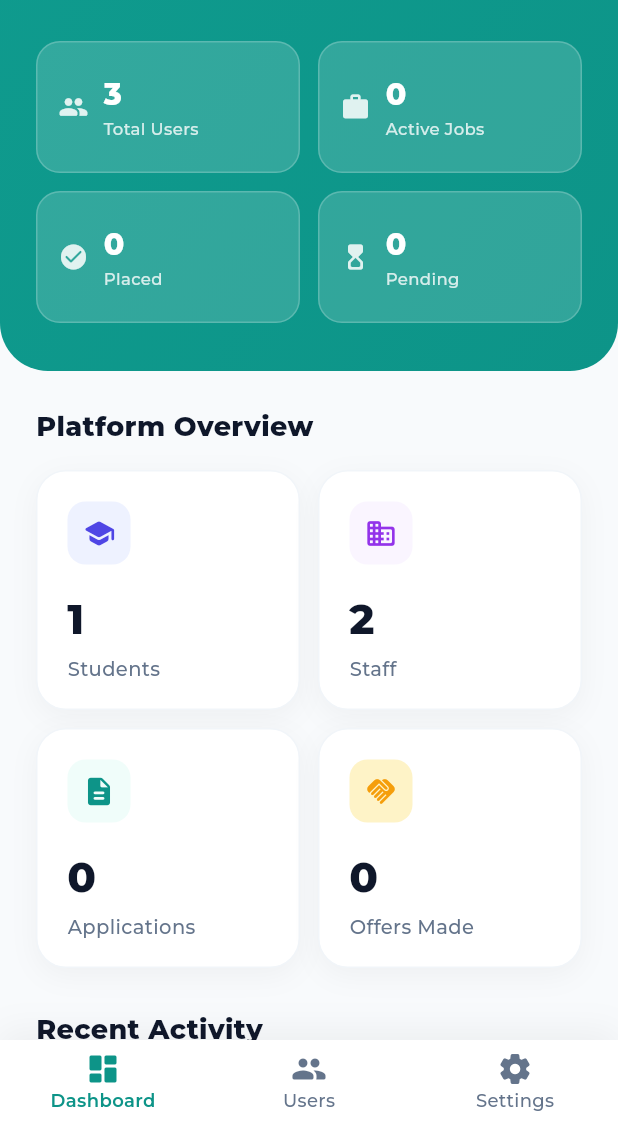
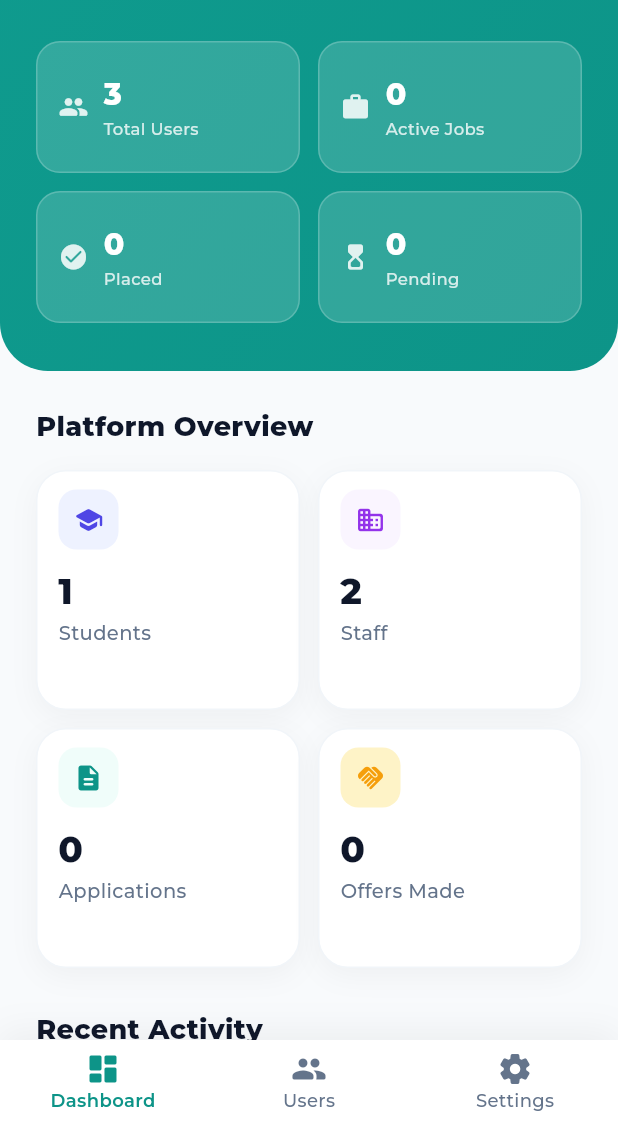
Before and after one commit to sv-sanjaiykumar/placement_portal, a Flutter app: the AdminDashboard screen opened directly, on a phone screen of 412 x 824 dp, the part 112-1236 px from its top. Run offline on Flutter 3.47's test engine with Material 3 defaults, Android fonts, the light colour scheme and no system bars; our stand-ins replace cloud_firestore, file_picker, firebase_auth, firebase_core, firebase_storage, google_fonts; accounts and stored records are empty.

```diff
--- a/lib/screens/admin/admin_widgets.dart
+++ b/lib/screens/admin/admin_widgets.dart
@@ -20,7 +20,7 @@ class AdminStatCard extends StatelessWidget {
   @override
   Widget build(BuildContext context) {
     return Container(
-      padding: const EdgeInsets.all(20),
+      padding: const EdgeInsets.symmetric(horizontal: 14, vertical: 12),
       decoration: BoxDecoration(
         color: Colors.white,
         borderRadius: BorderRadius.circular(20),
@@ -43,20 +43,23 @@ class AdminStatCard extends StatelessWidget {
               color: bgColor,
               borderRadius: BorderRadius.circular(12),
             ),
-            child: Icon(icon, color: color, size: 22),
+            child: Icon(icon, color: color, size: 20),
           ),
-          const SizedBox(height: 16),
+          const SizedBox(height: 10),
           // Big number
-          Text(
-            value,
-            style: const TextStyle(
-              fontSize: 28,
-              fontWeight: FontWeight.w800,
-              color: AdminTheme.slate900,
-              letterSpacing: -0.5,
+          FittedBox(
+            fit: BoxFit.scaleDown,
+            child: Text(
+              value,
+              style: const TextStyle(
+                fontSize: 24,
+                fontWeight: FontWeight.w800,
+                color: AdminTheme.slate900,
+                letterSpacing: -0.5,
+              ),
             ),
           ),
-          const SizedBox(height: 4),
+          const SizedBox(height: 2),
           // Label
           Text(
             title,
--- a/lib/screens/job_details_screen.dart
+++ b/lib/screens/job_details_screen.dart
@@ -55,6 +55,7 @@ class JobDetailsScreen extends StatelessWidget {
         'jobId': jobId,
         'jobTitle': job['title'] ?? '',
         'company': job['company'] ?? '',
+        'postedBy': job['postedBy'] ?? '', // Add this for placement cell visibility
         'studentUid': user.uid,
         'studentName': name,
         'studentEmail': email,
@@ -95,7 +96,7 @@ class JobDetailsScreen extends StatelessWidget {
     final type = job['type'] ?? 'Full-time';
     final dept = job['department'] ?? 'Any';
     final cgpa = job['minCgpa'] ?? 'None';
-    final description = job['description'] ?? 'No description provided by the recruiter.';
+    final description = job['description'] ?? 'No description provided.';
     final color = _logoColor(company);
 
     return Scaffold(
--- a/lib/screens/login_screen.dart
+++ b/lib/screens/login_screen.dart
@@ -88,11 +88,6 @@ class _LoginScreenState extends State<LoginScreen> {
         case UserRole.student:
           // Student → Student Dashboard
           destination = const StudentDashboard();
-          break;
-
-        case UserRole.recruiter:
-          // Recruiter → Placement Cell Dashboard (same as placement cell for now)
-          destination = const PlacementCellDashboard();
           break;
 
         case UserRole.unknown:
```
Also changed, not shown: lib/screens/admin/users_tab.dart (+24 -10 lines), lib/screens/create_student_screen.dart (+9 -3 lines), lib/screens/placement_cell/applicants_tab.dart (+5 -2 lines), lib/screens/placement_cell/schedule_sheet.dart (+6 -2 lines), lib/screens/placement_cell/schedule_tab.dart (+5 -2 lines), lib/screens/role_selection_screen.dart (+0 -11 lines), lib/services/auth_service.dart (+54 -37 lines), 2 other files.
